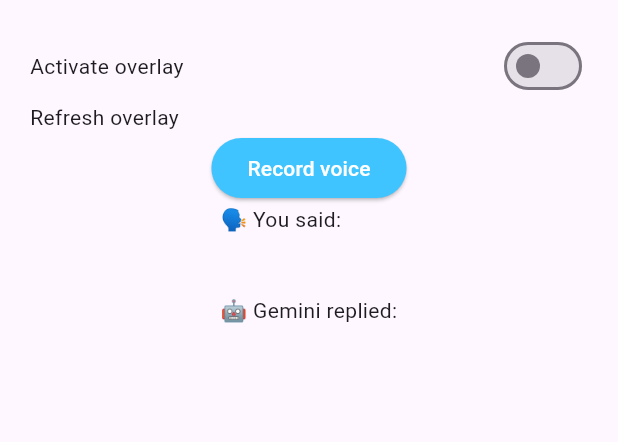
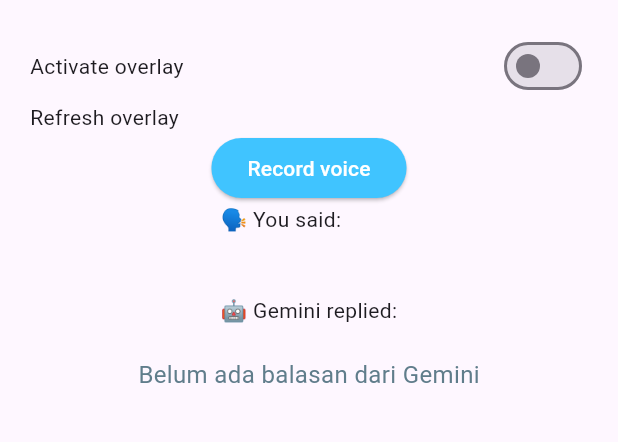
Before and after one commit to rafisnaen/SocMedVirtualAssistant, a Flutter app: the screen it shows after launch, on a phone screen of 412 x 824 dp, the part 84-526 px from its top. Run offline on Flutter 3.47's test engine with Material 3 defaults, Android fonts, the phone set to English and light mode, and no system bars; our stand-ins replace permission_handler; missing offline and left inert: vosk_flutter.

Commit message:
Showing reply chatbot in UI

```diff
--- a/virtual_assistant/lib/app_menu_handler/UI_handler/text_transcript_displayer.dart
+++ b/virtual_assistant/lib/app_menu_handler/UI_handler/text_transcript_displayer.dart
@@ -1,4 +1,5 @@
 import 'package:flutter/material.dart';
+
 
 class AudioInputDisplayer extends StatefulWidget {
   const AudioInputDisplayer({super.key});
--- a/virtual_assistant/lib/main.dart
+++ b/virtual_assistant/lib/main.dart
@@ -2,6 +2,7 @@
 import 'app_menu_handler/UI_handler/toggle_switch.dart';
 import 'app_menu_handler/UI_handler/record_button.dart';
 import 'app_menu_handler/UI_handler/text_transcript_displayer.dart';
+import 'package:virtual_assistant/voice_input_processor/vosk_handler.dart';
 
 void main() {
   runApp(const MyApp());
@@ -57,7 +58,18 @@
               ],
             ),
             const RecordButton(), //Recording button
-            AudioInputDisplayer(key: AudioInputDisplayer.globalKey) //Transcript display area
+            AudioInputDisplayer(key: AudioInputDisplayer.globalKey), //Transcript display area
+
+            ValueListenableBuilder<String>(
+              valueListenable: VoskHandler.getInstance().geminiReplyNotifier,
+              builder: (context, reply, _) {
+                return Text(
+                  reply.isEmpty ? "Belum ada balasan dari Gemini" : "Gemini: $reply",
+                  style: TextStyle(fontSize: 16, color: Colors.blueGrey),
+                );
+              },
+            ),
+
           ],
         ),
       ),
--- a/virtual_assistant/lib/voice_input_processor/vosk_handler.dart
+++ b/virtual_assistant/lib/voice_input_processor/vosk_handler.dart
@@ -22,6 +22,8 @@
   final ValueNotifier<String> textResult = ValueNotifier<String>("");
 
   static final VoskHandler handlerInstance = new VoskHandler();
+  final ValueNotifier<String> geminiReplyNotifier = ValueNotifier<String>("");
+
 
   //To ensure displayer and button accesses the same object
   static VoskHandler getInstance(){
@@ -89,6 +91,7 @@
     await Future.delayed(Duration(milliseconds: 250));
 
     final inputText = textResult.value.trim();
+    final ValueNotifier<String> geminiReplyNotifier = ValueNotifier<String>("");
     if (inputText.isNotEmpty) {
       try {
         final response = await http.post(
@@ -101,6 +104,8 @@
           final result = jsonDecode(response.body);
           final reply = result['response'];
           print("Gemini response: $reply");
+
+          VoskHandler.getInstance().geminiReplyNotifier.value = reply;
 
           // Update UI atau ValueNotifier dengan reply ini
         } else {
```
